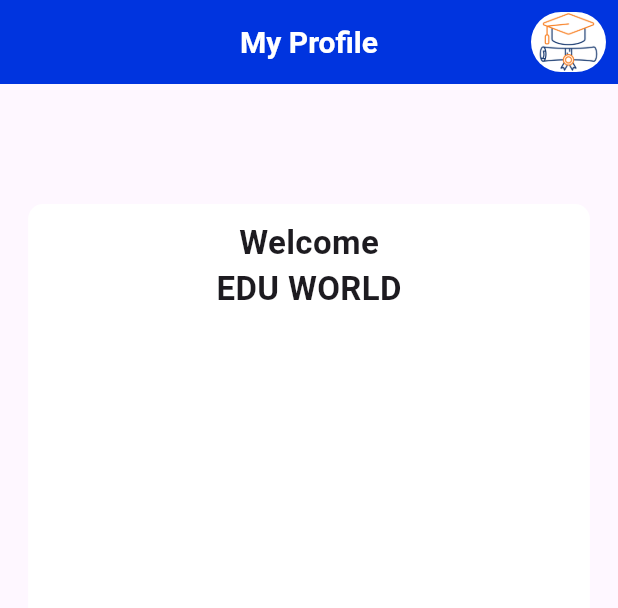
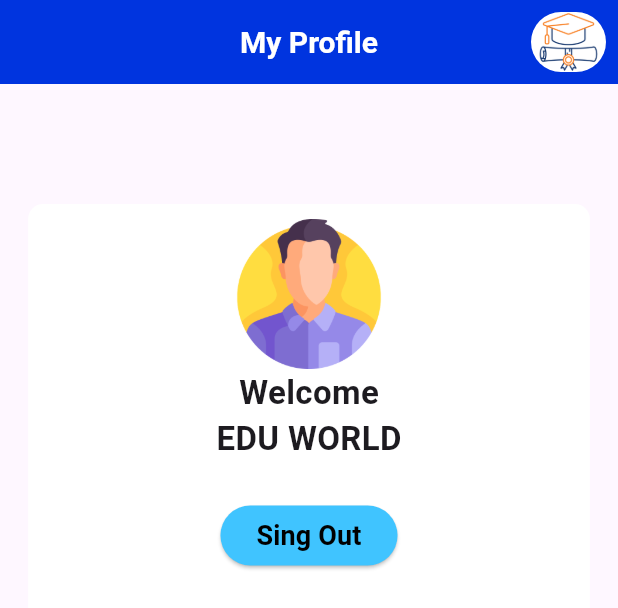
Before and after one commit to Dimmithra/edu_world_app, a Flutter app: the BookDetails widget shown alone on an empty page, opened directly, on a phone screen of 412 x 824 dp. Shown: the top 608 px of the screen. Run offline on Flutter 3.47's test engine with Material 3 defaults, Android fonts, the phone set to English and light mode, and no system bars; our stand-ins replace cached_network_image, firebase_auth, firebase_core, flutter_secure_storage, google_fonts, ionicons and 2 more; accounts and stored records are empty; network calls fail; Roboto replaces fonts that are missing (Abel).

Commit message:
home page and profile details page

```diff
--- a/lib/pages/home_page/book_record_page.dart
+++ b/lib/pages/home_page/book_record_page.dart
@@ -80,7 +80,7 @@ class _StudentDetailsScreenState extends State<StudentDetailsScreen> {
                           "${homeProvider.getallBookDataModel!.data![index].bookName}",
                       imageUrl:
                           "${homeProvider.getallBookDataModel!.data![index].firebaseImage}",
-                      errorWidget: Image(
+                      errorWidget: const Image(
                         image: AssetImage("assets/images/book.png"),
                         height: 50,
                         width: 50,
--- a/lib/pages/home_page/profile_details_page.dart
+++ b/lib/pages/home_page/profile_details_page.dart
@@ -22,7 +22,6 @@ class _BookDetailsState extends State<BookDetails> {
   final storage = new FlutterSecureStorage();
   @override
   void initState() {
-    // String? email = await storage.read(key: kEmail);
     super.initState();
   }
 
@@ -72,13 +71,13 @@ class _BookDetailsState extends State<BookDetails> {
                           padding: const EdgeInsets.all(10.0),
                           child: Column(
                             children: [
-                              // const Image(
-                              //   image: AssetImage(
-                              //     "assets/images/profile.png",
-                              //   ),
-                              //   height: 100,
-                              //   width: 100,
-                              // ),
+                              const Image(
+                                image: AssetImage(
+                                  "assets/images/profile.png",
+                                ),
+                                height: 100,
+                                width: 100,
+                              ),
                               Text(
                                 "Welcome",
                                 style: GoogleFonts.abel(
@@ -101,22 +100,22 @@ class _BookDetailsState extends State<BookDetails> {
                               const SizedBox(
                                 height: 25,
                               ),
-                              // CommonBtn(
-                              //   onPress: () {
-                              //     FirebaseAuth.instance.signOut();
-                              //     Navigator.pushAndRemoveUntil(context,
-                              //         MaterialPageRoute(
-                              //       builder: (context) {
-                              //         return LoginScreen();
-                              //       },
-                              //     ), (route) => false);
-                              //   },
-                              //   btnName: "Sing Out",
-                              //   fontColor: kDefaultTextColor,
-                              //   backgroundColor: homeProvider.darkMode
-                              //       ? Colors.white
-                              //       : Colors.lightBlueAccent,
-                              // )
+                               CommonBtn(
+                                 onPress: () {
+                                  FirebaseAuth.instance.signOut();
+                                   Navigator.pushAndRemoveUntil(context,
+                                       MaterialPageRoute(
+                                     builder: (context) {
+                                       return LoginScreen();
+                                     },
+                                   ), (route) => false);
+                                 },
+                                 btnName: "Sing Out",
+                                fontColor: kDefaultTextColor,
+                                backgroundColor: homeProvider.darkMode
+                                    ? Colors.white
+                                    : Colors.lightBlueAccent,
+                              )
                             ],
                           ),
                         )),
```
Also changed, not shown: lib/pages/home_page/home_page.dart (+0 -83 lines).
